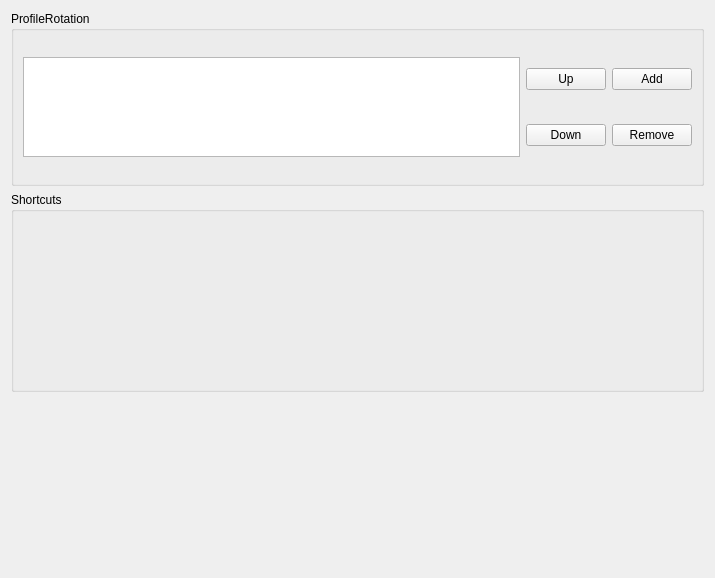
Above: src/kcmodule/generalpagewidget.ui from KDE/wacomtablet before the change. Below: the same form after it.
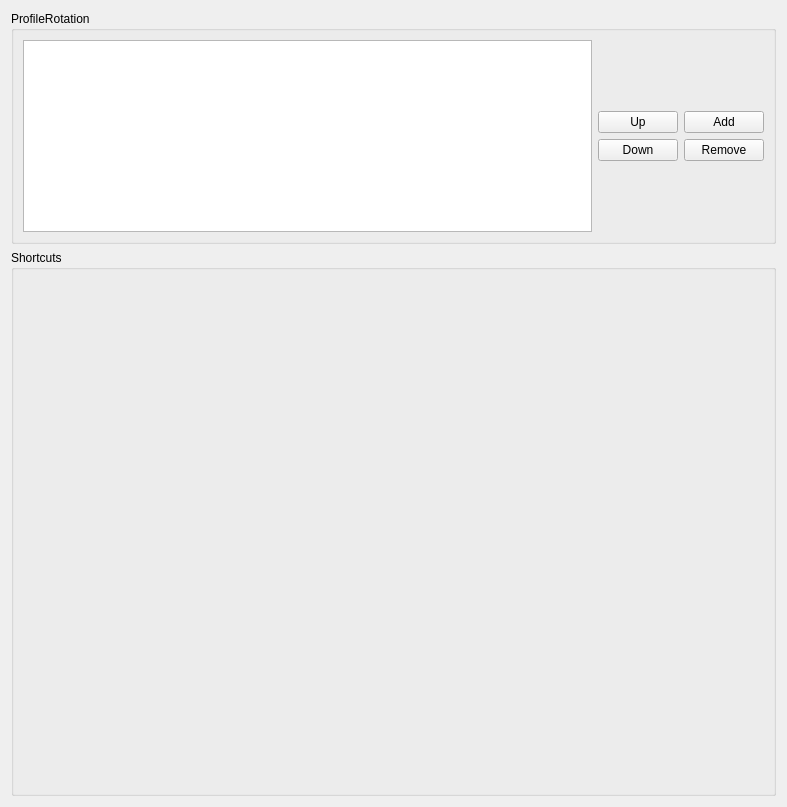
That is the form after the change.

Diff of the .ui file:
```diff
--- a/src/kcmodule/generalpagewidget.ui
+++ b/src/kcmodule/generalpagewidget.ui
@@ -6,8 +6,8 @@
    <rect>
     <x>0</x>
     <y>0</y>
-    <width>715</width>
-    <height>578</height>
+    <width>787</width>
+    <height>807</height>
    </rect>
   </property>
   <property name="windowTitle">
@@ -16,15 +16,21 @@
   <property name="locale">
    <locale language="English" country="UnitedKingdom"/>
   </property>
-  <layout class="QVBoxLayout" name="verticalLayout_2">
+  <layout class="QVBoxLayout" name="verticalLayout_3">
    <item>
     <widget class="QGroupBox" name="profileRotationBox">
      <property name="sizePolicy">
-      <sizepolicy hsizetype="Minimum" vsizetype="Expanding">
+      <sizepolicy hsizetype="Preferred" vsizetype="Maximum">
        <horstretch>0</horstretch>
        <verstretch>0</verstretch>
       </sizepolicy>
      </property>
+     <property name="minimumSize">
+      <size>
+       <width>0</width>
+       <height>100</height>
+      </size>
+     </property>
      <property name="title">
       <string>ProfileRotation</string>
      </property>
@@ -34,7 +40,7 @@
         <property name="maximumSize">
          <size>
           <width>16777215</width>
-          <height>100</height>
+          <height>16777215</height>
          </size>
         </property>
         <property name="editTriggers">
@@ -52,58 +58,64 @@
        </widget>
       </item>
       <item>
-       <layout class="QGridLayout" name="gridLayout">
-        <item row="0" column="0">
-         <widget class="QPushButton" name="pbUp">
-          <property name="sizePolicy">
-           <sizepolicy hsizetype="Minimum" vsizetype="Fixed">
-            <horstretch>0</horstretch>
-            <verstretch>0</verstretch>
-           </sizepolicy>
+       <layout class="QVBoxLayout" name="verticalLayout_2">
+        <item>
+         <spacer name="verticalSpacer_2">
+          <property name="orientation">
+           <enum>Qt::Vertical</enum>
           </property>
-          <property name="text">
-           <string>Up</string>
+          <property name="sizeHint" stdset="0">
+           <size>
+            <width>20</width>
+            <height>40</height>
+           </size>
           </property>
-         </widget>
+         </spacer>
         </item>
-        <item row="0" column="1">
-         <widget class="QPushButton" name="pbAddToRotationList">
-          <property name="sizePolicy">
-           <sizepolicy hsizetype="Minimum" vsizetype="Fixed">
-            <horstretch>0</horstretch>
-            <verstretch>0</verstretch>
-           </sizepolicy>
-          </property>
-          <property name="text">
-           <string>Add</string>
-          </property>
-         </widget>
+        <item>
+         <layout class="QGridLayout" name="gridLayout">
+          <item row="1" column="0">
+           <widget class="QPushButton" name="pbDown">
+            <property name="text">
+             <string>Down</string>
+            </property>
+           </widget>
+          </item>
+          <item row="1" column="1">
+           <widget class="QPushButton" name="pbRemoveFromRotationList">
+            <property name="text">
+             <string>Remove</string>
+            </property>
+           </widget>
+          </item>
+          <item row="0" column="1">
+           <widget class="QPushButton" name="pbAddToRotationList">
+            <property name="text">
+             <string>Add</string>
+            </property>
+           </widget>
+          </item>
+          <item row="0" column="0">
+           <widget class="QPushButton" name="pbUp">
+            <property name="text">
+             <string>Up</string>
+            </property>
+           </widget>
+          </item>
+         </layout>
         </item>
-        <item row="1" column="0">
-         <widget class="QPushButton" name="pbDown">
-          <property name="sizePolicy">
-           <sizepolicy hsizetype="Minimum" vsizetype="Fixed">
-            <horstretch>0</horstretch>
-            <verstretch>0</verstretch>
-           </sizepolicy>
+        <item>
+         <spacer name="verticalSpacer">
+          <property name="orientation">
+           <enum>Qt::Vertical</enum>
           </property>
-          <property name="text">
-           <string>Down</string>
+          <property name="sizeHint" stdset="0">
+           <size>
+            <width>20</width>
+            <height>40</height>
+           </size>
           </property>
-         </widget>
-        </item>
-        <item row="1" column="1">
-         <widget class="QPushButton" name="pbRemoveFromRotationList">
-          <property name="sizePolicy">
-           <sizepolicy hsizetype="Minimum" vsizetype="Fixed">
-            <horstretch>0</horstretch>
-            <verstretch>0</verstretch>
-           </sizepolicy>
-          </property>
-          <property name="text">
-           <string>Remove</string>
-          </property>
-         </widget>
+         </spacer>
         </item>
        </layout>
       </item>
@@ -113,7 +125,7 @@
    <item>
     <widget class="QGroupBox" name="shortcutGroupBox">
      <property name="sizePolicy">
-      <sizepolicy hsizetype="MinimumExpanding" vsizetype="MinimumExpanding">
+      <sizepolicy hsizetype="MinimumExpanding" vsizetype="Expanding">
        <horstretch>0</horstretch>
        <verstretch>0</verstretch>
       </sizepolicy>
@@ -130,19 +142,6 @@
      <layout class="QVBoxLayout" name="verticalLayout"/>
     </widget>
    </item>
-   <item>
-    <spacer name="verticalSpacer_3">
-     <property name="orientation">
-      <enum>Qt::Vertical</enum>
-     </property>
-     <property name="sizeHint" stdset="0">
-      <size>
-       <width>20</width>
-       <height>14</height>
-      </size>
-     </property>
-    </spacer>
-   </item>
   </layout>
  </widget>
  <resources/>
```
Left out of the diff: 26 changed lines with no effect on the pictures.
